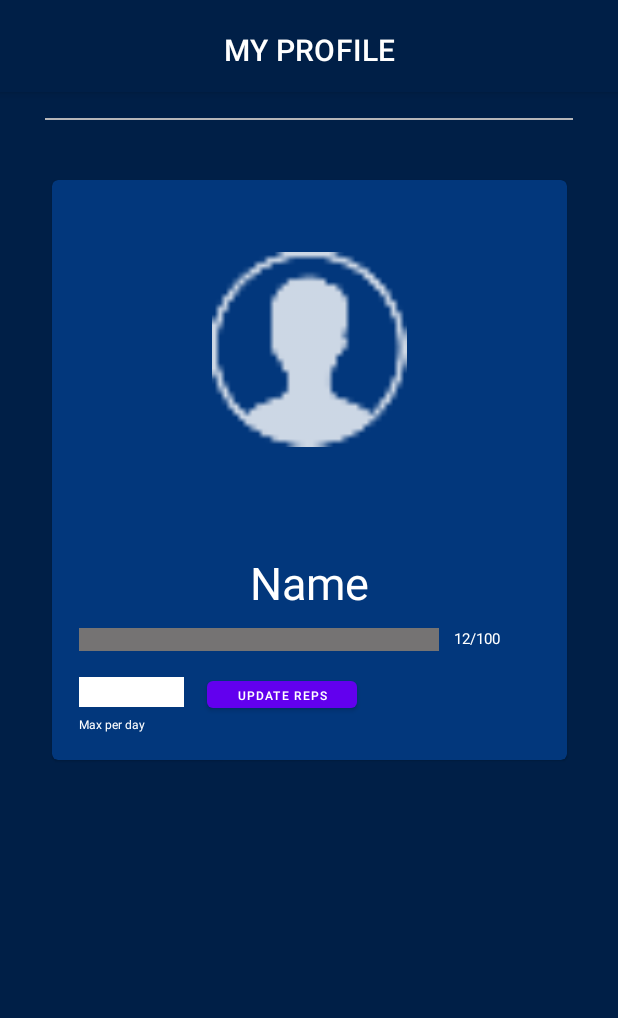
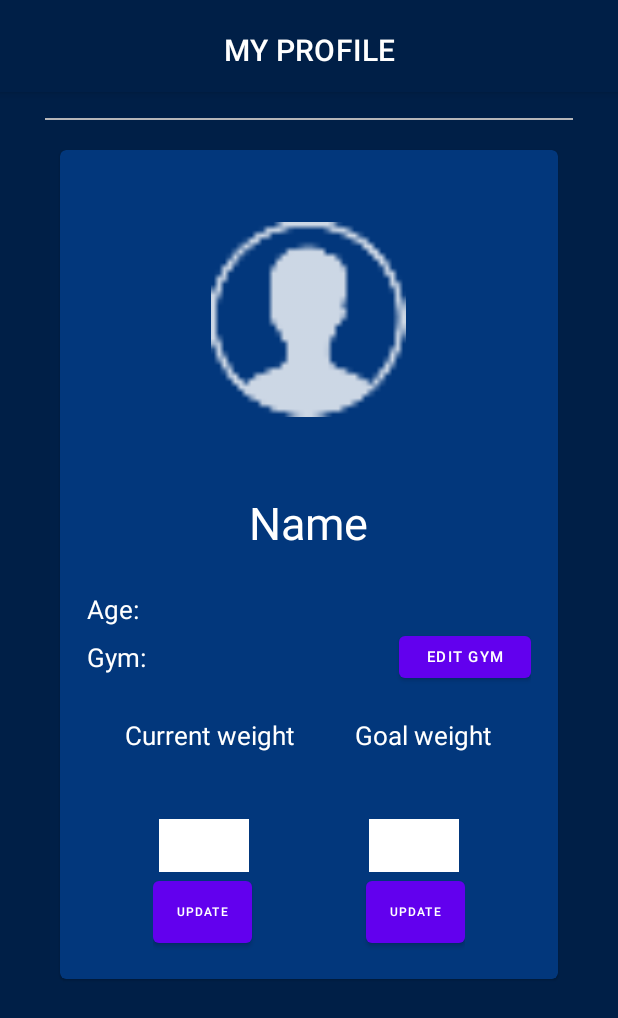
Before and after one commit to alielborady/GymBuddy, an Android app: the layout activity_fyp.xml on its own in the app's theme, with its tools: preview values and no code run, on a phone screen of 412 x 824 dp. Shown: the top 1018 px of the screen. Run offline under Robolectric (Android 15) with nearby library versions, the phone set to English and light mode, and no system bars.

Commit message:
full frontend activity fyp

```diff
--- a/app/src/main/res/layout/activity_fyp.xml
+++ b/app/src/main/res/layout/activity_fyp.xml
@@ -43,9 +43,10 @@
 
     <com.google.android.material.card.MaterialCardView
         android:id="@+id/card"
-        android:layout_width="wrap_content"
+        android:layout_width="match_parent"
+        android:layout_marginHorizontal="40dp"
         android:layout_height="wrap_content"
-        android:layout_marginVertical="40dp"
+        android:layout_marginVertical="20dp"
         app:cardBackgroundColor="#02377C"
         app:layout_constraintBottom_toBottomOf="parent"
         app:layout_constraintEnd_toEndOf="parent"
@@ -54,7 +55,7 @@
         app:layout_constraintVertical_bias="0.0">
 
         <LinearLayout
-            android:layout_width="wrap_content"
+            android:layout_width="match_parent"
             android:layout_height="wrap_content"
             android:layout_margin="10dp"
             android:orientation="vertical"
@@ -65,11 +66,11 @@
                 android:layout_height="130dp"
                 android:layout_gravity="center"
                 android:layout_marginTop="30dp"
-                android:layout_marginBottom="60dp"
+                android:layout_marginBottom="40dp"
                 android:background="@drawable/img" />
 
             <TextView
-                android:id="@+id/workout"
+                android:id="@+id/userName"
                 android:layout_width="wrap_content"
                 android:layout_height="wrap_content"
                 android:layout_gravity="center"
@@ -78,66 +79,145 @@
                 android:textColor="@color/white"
                 android:textSize="30dp" />
 
-            <LinearLayout
+            <TextView
+                android:id="@+id/userAge"
+                android:layout_marginTop="15dp"
                 android:layout_width="wrap_content"
                 android:layout_height="wrap_content"
-                android:orientation="horizontal">
-
-
-                <com.google.android.material.progressindicator.LinearProgressIndicator
-                    android:id="@+id/progressIndicator"
-                    android:layout_width="240dp"
-                    android:layout_height="6dp"
-                    app:trackColor="#757373"
-                    app:trackThickness="15dp" />
-
-
-                <TextView
-                    android:id="@+id/challengeProgress"
-                    android:layout_width="57dp"
-                    android:layout_height="15dp"
-                    android:layout_marginLeft="10dp"
-                    android:text="12/100"
-                    android:textColor="@color/white"
-                    android:textSize="10dp" />
-
-            </LinearLayout>
-
+                android:text="Age:"
+                android:textSize="17dp"
+                android:textColor="@color/white"/>
 
             <LinearLayout
                 android:layout_width="match_parent"
                 android:layout_height="wrap_content"
-                android:layout_marginTop="10dp"
+                android:layout_gravity="right"
+                android:orientation="horizontal">
+
+                <TextView
+                    android:id="@+id/userGym"
+                    android:layout_marginTop="3dp"
+                    android:layout_width="wrap_content"
+                    android:layout_height="wrap_content"
+                    android:text="Gym:"
+                    android:textSize="17dp"
+                    android:layout_weight="1"
+                    android:textColor="@color/white"/>
+
+                <Button
+                    android:layout_width="wrap_content"
+                    android:text="Edit Gym"
+                    android:textSize="10dp"
+                    android:layout_height="40dp"/>
+
+            </LinearLayout>
+
+            <LinearLayout
+                android:layout_width="wrap_content"
+                android:layout_height="wrap_content"
+                android:orientation="horizontal"
+                android:layout_gravity="center"
+                android:layout_marginTop="20dp">
+
+                <TextView
+                    android:id="@+id/currentWeight"
+                    android:text="Current weight"
+                    android:textColor="@color/white"
+                    android:textSize="17dp"
+                    android:layout_marginRight="20dp"
+                    android:layout_width="wrap_content"
+                    android:layout_height="wrap_content"/>
+
+                <TextView
+                    android:id="@+id/goalWeight"
+                    android:layout_marginLeft="20dp"
+                    android:textColor="@color/white"
+                    android:text="Goal weight"
+                    android:textSize="17dp"
+                    android:layout_width="wrap_content"
+                    android:layout_height="wrap_content"/>
+
+
+            </LinearLayout>
+
+            <LinearLayout
+                android:layout_width="wrap_content"
+                android:layout_height="wrap_content"
+                android:orientation="horizontal"
+                android:layout_gravity="center"
+                android:layout_margin="10dp">
+
+                <TextView
+                    android:id="@+id/currentWeightInput"
+                    android:textColor="@color/white"
+                    android:textSize="17dp"
+                    android:layout_marginRight="50dp"
+                    android:layout_width="wrap_content"
+                    android:layout_height="wrap_content"/>
+
+                <TextView
+                    android:id="@+id/goalWeightInput"
+                    android:layout_marginLeft="50dp"
+                    android:textColor="@color/white"
+                    android:textSize="17dp"
+                    android:layout_width="wrap_content"
+                    android:layout_height="wrap_content"/>
+
+
+            </LinearLayout>
+
+            <LinearLayout
+                android:layout_width="wrap_content"
+                android:layout_height="wrap_content"
+                android:layout_gravity="center"
                 android:orientation="horizontal">
 
                 <EditText
-                    android:id="@+id/updateRepsEditText"
-                    android:layout_width="70dp"
-                    android:layout_height="20dp"
-                    android:layout_marginTop="7dp"
-                    android:background="@color/white"
-                    android:ems="10"
+                    android:layout_width="60dp"
+                    android:layout_marginRight="40dp"
                     android:inputType="number"
-                    android:textColor="@color/black" />
+                    android:layout_height="35dp"
+                    android:background="@color/white"/>
 
-                <Button
-                    android:id="@+id/updateReps"
-                    android:layout_width="100dp"
-                    android:layout_height="30dp"
-                    android:layout_marginLeft="15dp"
-                    android:layout_marginTop="3dp"
-                    android:text="Update reps"
-                    android:textSize="8dp" />
+                <EditText
+                    android:inputType="number"
+                    android:layout_width="60dp"
+                    android:layout_height="35dp"
+                    android:layout_marginLeft="40dp"
+                    android:background="@color/white"/>
+
 
             </LinearLayout>
 
-            <TextView
-                android:id="@+id/maxPerDay"
+            <LinearLayout
                 android:layout_width="wrap_content"
                 android:layout_height="wrap_content"
-                android:text="Max per day"
-                android:textColor="@color/white"
-                android:textSize="8dp" />
+                android:layout_gravity="center"
+                android:orientation="horizontal">
+
+
+                <Button
+                    android:layout_width="wrap_content"
+                    android:layout_height="53dp"
+                    android:textSize="8dp"
+                    android:text="Update"
+                    android:minWidth="0dp"
+                    android:minHeight="0dp"
+                    android:layout_marginRight="38dp" />
+
+
+                <Button
+                    android:layout_width="wrap_content"
+                    android:layout_height="53dp"
+                    android:minHeight="0dp"
+                    android:minWidth="0dp"
+                    android:text="Update"
+                    android:layout_marginLeft="38dp"
+                    android:textSize="8dp"/>
+
+
+            </LinearLayout>
+
 
         </LinearLayout>
 
```
